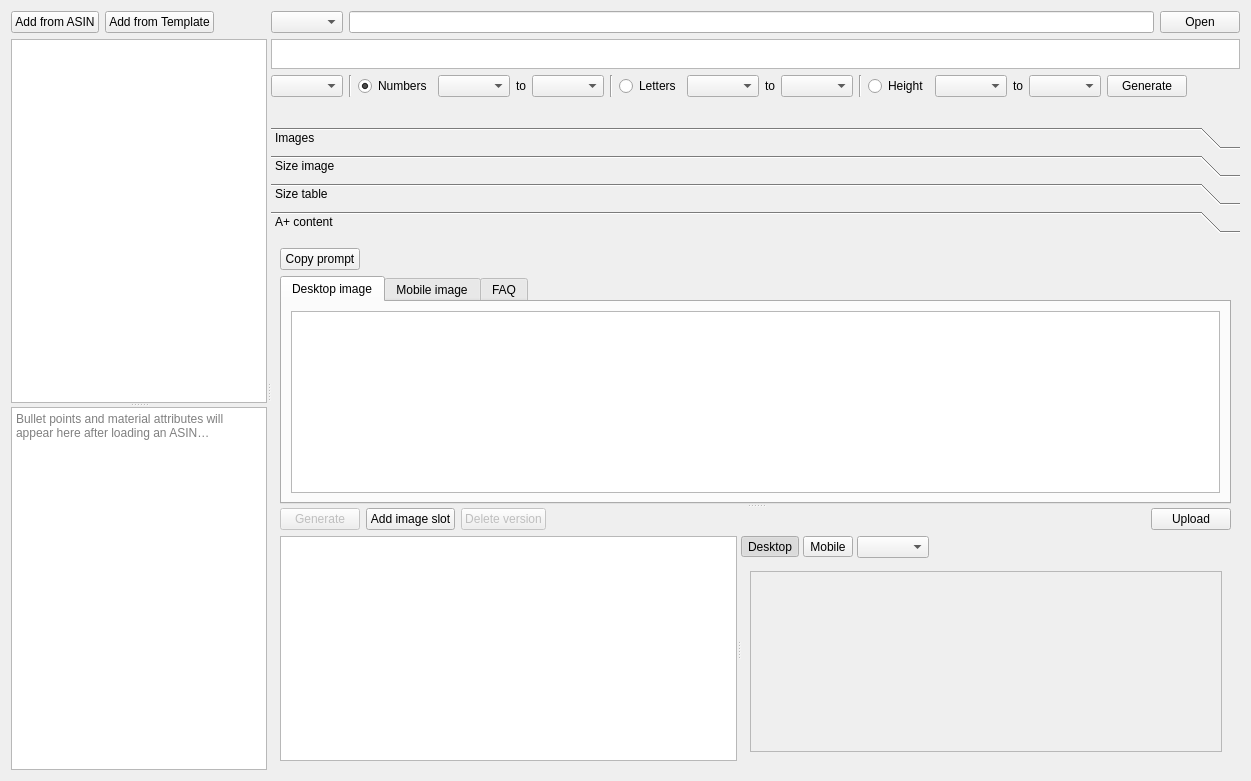
Old version of the form AmazonTemplate3/gui/panes/PaneSizing.ui in the repository icingerpower/AmazonTemplate3.
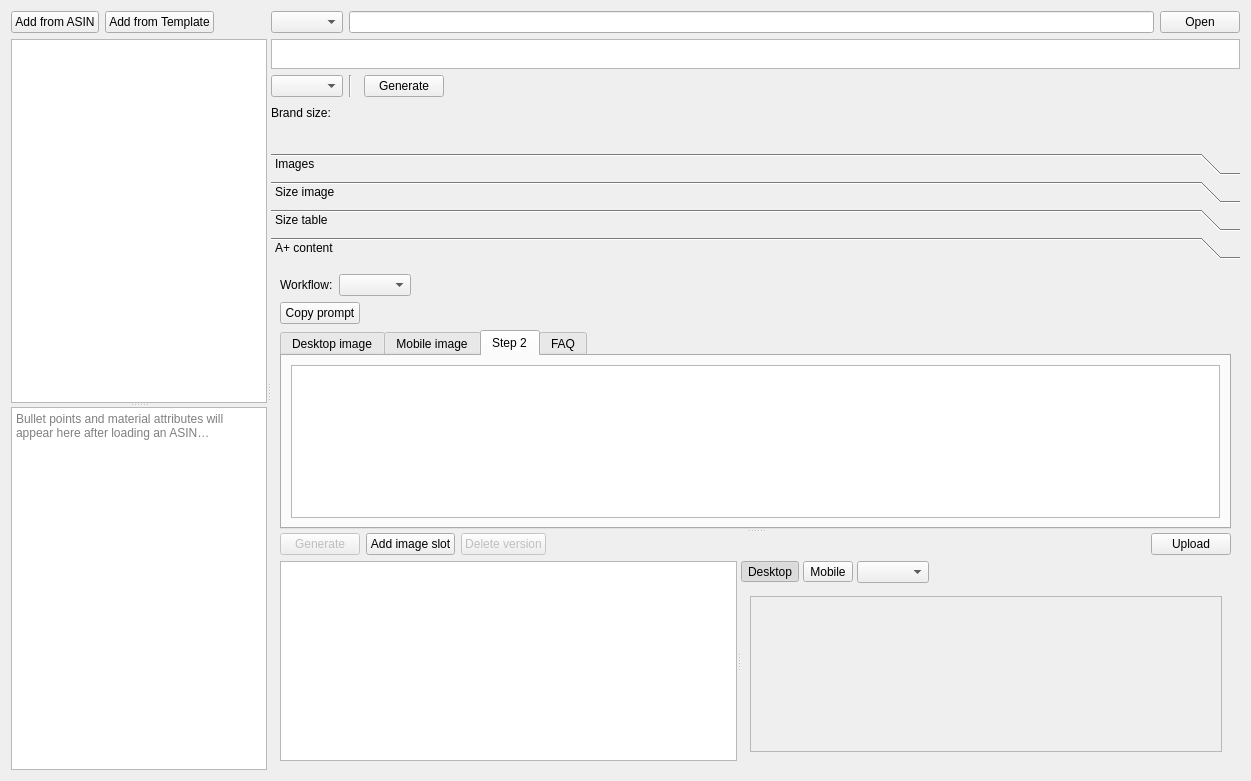
New version of the form. The open tabs and pages were chosen to show the change. Custom widgets are drawn as their Qt base class.

Commit message: Improved sizing template generation and brand size widget.

What changed in the file:
```diff
--- a/AmazonTemplate3/gui/panes/PaneSizing.ui
+++ b/AmazonTemplate3/gui/panes/PaneSizing.ui
@@ -143,81 +143,7 @@
           </widget>
          </item>
          <item>
-          <widget class="QRadioButton" name="radioButton">
-           <property name="text">
-            <string>Numbers</string>
-           </property>
-           <property name="checked">
-            <bool>true</bool>
-           </property>
-          </widget>
-         </item>
-         <item>
-          <widget class="QComboBox" name="comboBoxSizeFrom"/>
-         </item>
-         <item>
-          <widget class="QLabel" name="label">
-           <property name="text">
-            <string>to</string>
-           </property>
-          </widget>
-         </item>
-         <item>
-          <widget class="QComboBox" name="comboBoxSizeTo"/>
-         </item>
-         <item>
-          <widget class="Line" name="line_2">
-           <property name="orientation">
-            <enum>Qt::Orientation::Vertical</enum>
-           </property>
-          </widget>
-         </item>
-         <item>
-          <widget class="QRadioButton" name="radioButton_2">
-           <property name="text">
-            <string>Letters</string>
-           </property>
-          </widget>
-         </item>
-         <item>
-          <widget class="QComboBox" name="comboBoxLetterSizeFrom"/>
-         </item>
-         <item>
-          <widget class="QLabel" name="label_3">
-           <property name="text">
-            <string>to</string>
-           </property>
-          </widget>
-         </item>
-         <item>
-          <widget class="QComboBox" name="comboBoxLetterSizeTo"/>
-         </item>
-         <item>
-          <widget class="Line" name="line_3">
-           <property name="orientation">
-            <enum>Qt::Orientation::Vertical</enum>
-           </property>
-          </widget>
-         </item>
-         <item>
-          <widget class="QRadioButton" name="radioButton_3">
-           <property name="text">
-            <string>Height</string>
-           </property>
-          </widget>
-         </item>
-         <item>
-          <widget class="QComboBox" name="comboBoxHeightFrom"/>
-         </item>
-         <item>
-          <widget class="QLabel" name="label_4">
-           <property name="text">
-            <string>to</string>
-           </property>
-          </widget>
-         </item>
-         <item>
-          <widget class="QComboBox" name="comboBoxHeightTo"/>
+          <widget class="SizeRangeWidget" name="sizeRangeMain" native="true"/>
          </item>
          <item>
           <widget class="QPushButton" name="buttoGenSizeTables">
@@ -241,6 +167,33 @@
          </item>
         </layout>
        </item>
+       <item>
+        <layout class="QHBoxLayout" name="horizontalLayoutBrandSize">
+         <item>
+          <widget class="QLabel" name="labelBrandSize">
+           <property name="text">
+            <string>Brand size:</string>
+           </property>
+          </widget>
+         </item>
+         <item>
+          <widget class="SizeRangeWidget" name="sizeRangeBrand" native="true"/>
+         </item>
+         <item>
+          <spacer name="horizontalSpacerBrand">
+           <property name="orientation">
+            <enum>Qt::Orientation::Horizontal</enum>
+           </property>
+           <property name="sizeHint" stdset="0">
+            <size>
+             <width>40</width>
+             <height>20</height>
+            </size>
+           </property>
+          </spacer>
+         </item>
+        </layout>
+       </item>
        <item>
         <widget class="QWidget" name="widgetMeasurementForm" native="true">
          <layout class="QHBoxLayout" name="layoutMeasurementForm"/>
@@ -480,6 +433,33 @@
              </property>
              <widget class="QWidget" name="layoutWidget">
               <layout class="QVBoxLayout" name="verticalLayout_9">
+               <item>
+                <layout class="QHBoxLayout" name="horizontalLayoutWorkflow">
+                 <item>
+                  <widget class="QLabel" name="labelWorkflow">
+                   <property name="text">
+                    <string>Workflow:</string>
+                   </property>
+                  </widget>
+                 </item>
+                 <item>
+                  <widget class="QComboBox" name="comboBoxWorkflow"/>
+                 </item>
+                 <item>
+                  <spacer name="horizontalSpacerWorkflow">
+                   <property name="orientation">
+                    <enum>Qt::Orientation::Horizontal</enum>
+                   </property>
+                   <property name="sizeHint" stdset="0">
+                    <size>
+                     <width>40</width>
+                     <height>20</height>
+                    </size>
+                   </property>
+                  </spacer>
+                 </item>
+                </layout>
+               </item>
                <item>
                 <layout class="QHBoxLayout" name="horizontalLayout_5">
                  <item>
@@ -529,6 +509,16 @@
                    </item>
                   </layout>
                  </widget>
+                 <widget class="QWidget" name="tabStep2">
+                  <attribute name="title">
+                   <string>Step 2</string>
+                  </attribute>
+                  <layout class="QVBoxLayout" name="verticalLayoutStep2">
+                   <item>
+                    <widget class="QTextEdit" name="textEditPrompt_03"/>
+                   </item>
+                  </layout>
+                 </widget>
                  <widget class="QWidget" name="tabFaqPrompt">
                   <attribute name="title">
                    <string>FAQ</string>
@@ -723,6 +713,14 @@
    </item>
   </layout>
  </widget>
+ <customwidgets>
+  <customwidget>
+   <class>SizeRangeWidget</class>
+   <extends>QWidget</extends>
+   <header>SizeRangeWidget.h</header>
+   <container>0</container>
+  </customwidget>
+ </customwidgets>
  <resources/>
  <connections/>
 </ui>
```
Left out of the diff: 36 changed lines with no effect on the pictures. The commit also changes 10 other files.
